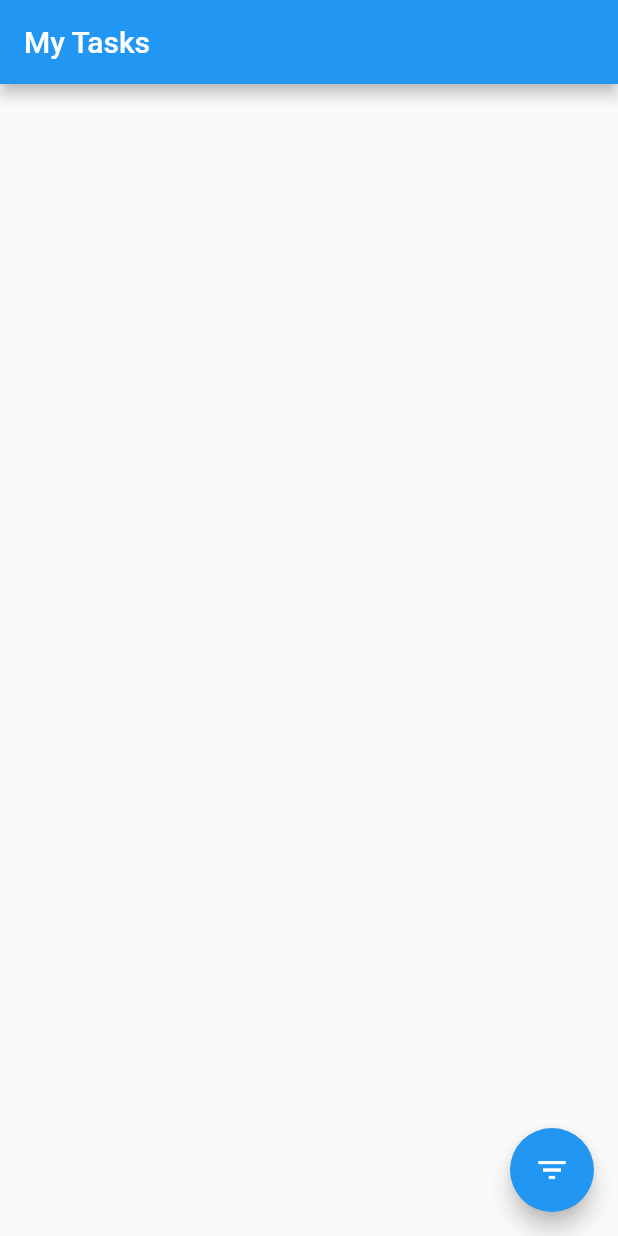
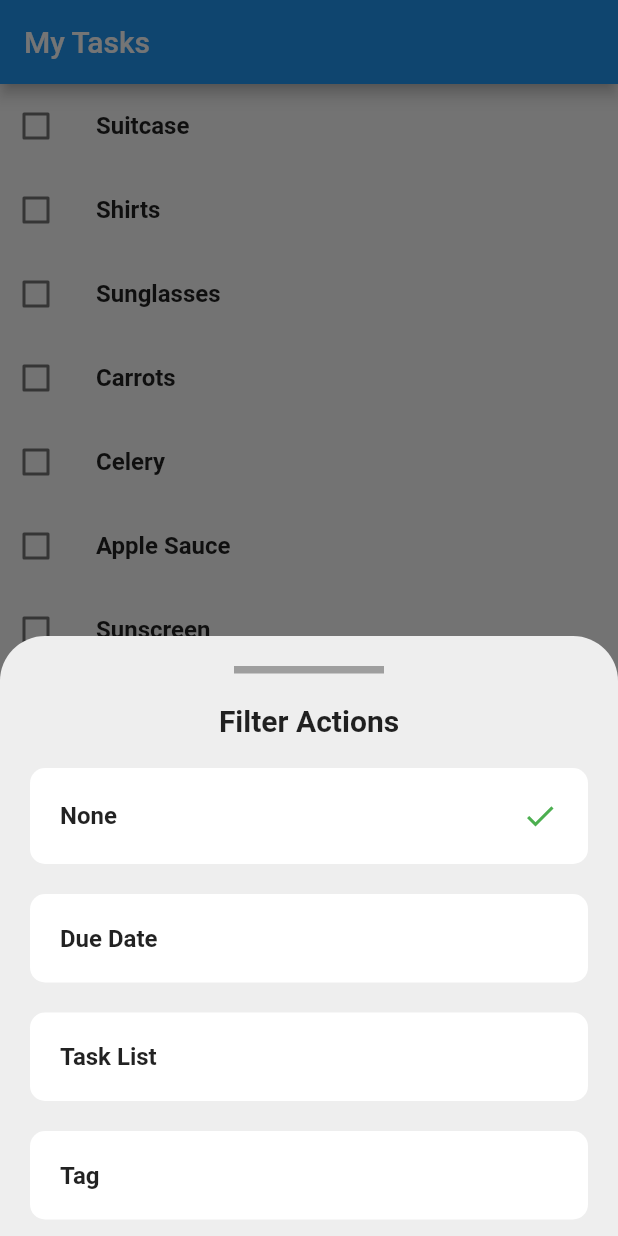
Before and after one commit to sylensa/flutter_assessment-main, a Flutter app: the screen it shows after launch, after a tap on the "filter list" icon, on a phone screen of 412 x 824 dp. Run offline on Flutter 3.47's test engine with Material 2 defaults, Android fonts, the phone set to English and light mode, and no system bars.

Commit message:
Final Commit

```diff
--- a/lib/main.dart
+++ b/lib/main.dart
@@ -30,6 +30,7 @@ class TasksApp extends StatelessWidget {
 //
 // Use this fake, mock, or "sample" data throughout the app to complete the
 // assessment
+const tag0 = Tag(uuid: 'tag-0', title: 'No Tag');
 const tag1 = Tag(uuid: 'tag-1', title: 'Sample Tag');
 const tag2 = Tag(uuid: 'tag-2', title: 'Another Sample Tag');
 final yesterday = DateTime.now().subtract(const Duration(hours: 24)).toUtc();
@@ -47,6 +48,7 @@ final tasks = [
           tags: [tag1, tag2],
           complete: false,
           dueDate: today,
+          isSelected: false
       ),
       Task(
           uuid: 'task-2',
@@ -54,6 +56,7 @@ final tasks = [
           tags: [tag2],
           complete: true,
           dueDate: today,
+          isSelected: false
       ),
       Task(
           uuid: 'task-3',
@@ -61,6 +64,7 @@ final tasks = [
           tags: [],
           complete: false,
           dueDate: tomorrow,
+          isSelected: false
       ),
     ],
   ),
@@ -74,6 +78,7 @@ final tasks = [
           tags: [tag2],
           complete: true,
           dueDate: today,
+          isSelected: false
       ),
       Task(
           uuid: 'task-5',
@@ -81,12 +86,14 @@ final tasks = [
           tags: [],
           complete: true,
           dueDate: yesterday,
+          isSelected: false
       ),
-      const Task(
+      Task(
           uuid: 'task-6',
           title: 'Apple Sauce',
           tags: [tag2],
           complete: false,
+          isSelected: false
       ),
     ],
   ),
@@ -100,6 +107,7 @@ final tasks = [
           tags: [tag2],
           complete: true,
           dueDate: later,
+          isSelected: false
       ),
       Task(
           uuid: 'task-8',
@@ -107,6 +115,7 @@ final tasks = [
           tags: [tag1],
           complete: true,
           dueDate: later,
+          isSelected: false
       ),
       Task(
           uuid: 'task-9',
@@ -114,6 +123,7 @@ final tasks = [
           tags: [tag1],
           complete: false,
           dueDate: tomorrow,
+          isSelected: false
       ),
     ],
   ),
--- a/lib/my_tasks.dart
+++ b/lib/my_tasks.dart
@@ -1,22 +1,150 @@
 import 'package:flutter/material.dart';
+import 'package:flutter_assessment/task.dart';
+import 'package:flutter_assessment/widgets/duedate_widget.dart';
+import 'package:flutter_assessment/widgets/tag_widget.dart';
+import 'package:flutter_assessment/widgets/task_widget.dart';
+import 'package:flutter_assessment/widgets/taskliist_widget.dart';
 
 import 'task_list.dart';
 
 // TODO: Create a Widget that displays a list of tasks in different ways.
-class MyTasks extends StatelessWidget {
+class MyTasks extends StatefulWidget {
   const MyTasks({Key? key, required this.tasks}) : super(key: key);
 
   final List<TaskList> tasks;
 
+  @override
+  State<MyTasks> createState() => _MyTasksState();
+}
+
+class _MyTasksState extends State<MyTasks> {
+  List<Task> listTasks = [];
+  List filterList = ["None","Due Date","Task List","Tag"];
+  int currentPage = 0;
+  Map<String, Widget> getPage() {
+    switch (currentPage) {
+      case 0:
+        return {'None': TaskWidget(listTasks: listTasks,)};
+      case 1:
+        return {'Due Date': DuedateWidget(listTasks: listTasks,)};
+
+      case 2:
+        return {'Task List': TaskListWidget(tasks: widget.tasks,)};
+
+      case 3:
+        return {'Tag': TagWidget(listTasks: listTasks,)};
+
+    }
+    return {'': Container()};
+  }
+
+  filterActionsModalBottomSheet(context,) {
+    double sheetHeight = 400;
+    showModalBottomSheet(
+        context: context,
+        isDismissible: true,
+        backgroundColor: Colors.transparent,
+        isScrollControlled: true,
+        builder: (BuildContext context) {
+          return StatefulBuilder(
+            builder: (BuildContext context, StateSetter stateSetter) {
+              return Container(
+                  height: sheetHeight,
+                  decoration: BoxDecoration(
+                      color: Colors.grey[200],
+                      borderRadius: BorderRadius.only(
+                        topLeft: Radius.circular(30),
+                        topRight: Radius.circular(30),
+                      )),
+                  child: Column(
+                    children: [
+                      SizedBox(
+                        height: 20,
+                      ),
+                      Container(
+                        color: Colors.grey,
+                        height: 5,
+                        width: 100,
+                      ),
+                      SizedBox(
+                        height: 20,
+                      ),
+                      Container(
+                        padding: EdgeInsets.symmetric(horizontal: 20),
+                        child: Center(
+                            child: Text("Filter Actions",
+                              style: TextStyle(fontSize: 20,fontWeight: FontWeight.bold),
+                            )),
+                      ),
+                      SizedBox(
+                        height: 10,
+                      ),
+
+                      Expanded(
+                          child: ListView.builder(
+                              itemCount: filterList.length,
+                              itemBuilder: (BuildContext context, int index){
+                                return GestureDetector(
+                                  onTap: () {
+                                    Navigator.pop(context);
+                                    setState(() {
+                                      currentPage = index;
+                                    });
+                                  },
+                                  child: Container(
+                                    padding: EdgeInsets.symmetric(
+                                        horizontal: 20, vertical: 20),
+                                    margin: EdgeInsets.symmetric(
+                                        horizontal: 20, vertical: 10),
+                                    decoration: BoxDecoration(
+                                        color: Colors.white,
+                                        borderRadius: BorderRadius.circular(10)),
+                                    child: Row(
+                                      mainAxisAlignment: MainAxisAlignment.spaceBetween,
+                                      children: [
+                                        Text(filterList[index], style: TextStyle(fontSize: 16,fontWeight: FontWeight.bold),),
+                                        if(currentPage == index)
+                                          Icon(Icons.check,color: Colors.green,)
+                                      ],
+                                    ),
+                                  ),
+                                );
+                              })
+                      ),
+                    ],
+                  ));
+            },
+          );
+        });
+  }
+
+  @override
+  void initState() {
+    // TODO: implement initState
+    super.initState();
+    for(int i = 0; i < widget.tasks.length; i++){
+      for(int t = 0; t < widget.tasks[i].tasks.length; t++){
+        listTasks.add(widget.tasks[i].tasks[t]);
+      }
+    }
+  }
   @override
   Widget build(BuildContext context) {
     return Scaffold(
       appBar: AppBar(
         title: const Text('My Tasks'),
       ),
-      body: Container(),
+      body: Container(
+        child:    Column(
+          children: [
+            getPage().values.first
+          ],
+        ),
+      ),
       floatingActionButton: FloatingActionButton(
-        onPressed: () {},
+        onPressed: () {
+          filterActionsModalBottomSheet(context);
+        },
         tooltip: 'Increment',
         child: const Icon(Icons.filter_list),
       ),
--- a/lib/task.dart
+++ b/lib/task.dart
@@ -14,18 +14,20 @@ class Task {
   final List<Tag> tags;
   final DateTime? dueDate;
   final bool complete;
+  bool isSelected;
 
-  const Task({
+  Task({
     required this.uuid,
     required this.title,
     required this.tags,
     required this.complete,
     this.dueDate,
+    required this.isSelected,
   });
 
   @override
   String toString() {
-    return 'Task(uuid: $uuid, title: $title, tags: $tags, dueDate: $dueDate, complete: $complete)';
+    return 'Task(uuid: $uuid, title: $title, tags: $tags, dueDate: $dueDate, complete: $complete, isSelected: $isSelected)';
   }
 
   @override
@@ -43,9 +45,9 @@ class Task {
   @override
   int get hashCode {
     return uuid.hashCode ^
-        title.hashCode ^
-        const ListEquality().hash(tags) ^
-        dueDate.hashCode ^
-        complete.hashCode;
+    title.hashCode ^
+    const ListEquality().hash(tags) ^
+    dueDate.hashCode ^
+    complete.hashCode;
   }
 }
--- /dev/null
+++ b/lib/widgets/task_widget.dart
@@ -0,0 +1,44 @@
+import 'package:flutter/material.dart';
+import 'package:flutter_assessment/main.dart';
+import 'package:flutter_assessment/tag.dart';
+import 'package:flutter_assessment/task.dart';
+
+class TaskWidget extends StatefulWidget {
+  TaskWidget({Key? key,required this.listTasks}) : super(key: key);
+  List<Task> listTasks ;
+  @override
+  State<TaskWidget> createState() => _TaskWidgetState();
+}
+
+class _TaskWidgetState extends State<TaskWidget> {
+  List<Tag> tags = [tag0,tag1,tag2];
+  @override
+  Widget build(BuildContext context) {
+    return Expanded(
+      child: ListView.builder(
+          itemCount: widget.listTasks.length,
+          itemBuilder: (BuildContext context, int index){
+            return    ListTile(
+              contentPadding:  EdgeInsets.zero,
+              leading: Checkbox(
+                  activeColor:Colors.black,
+                  value: widget.listTasks[index].isSelected,
+                  onChanged: (bool? value) {
+                    setState(() {
+                      widget.listTasks[index].isSelected = !widget.listTasks[index].isSelected;
+                    });
+                  }
+              ),
+              title: Container(
+                child: Text(widget.listTasks[index].title,
+                  style: TextStyle(fontWeight: FontWeight.bold),),
+              ),
+
+              onTap: (){
+
+              },
+            );
+          }),
+    );
+  }
+}
```
Also changed, not shown: lib/widgets/duedate_widget.dart (added, +109 -0 lines), lib/widgets/tag_widget.dart (added, +88 -0 lines), lib/widgets/taskliist_widget.dart (added, +66 -0 lines). Lines whose indentation alone changed are shown as unchanged.
